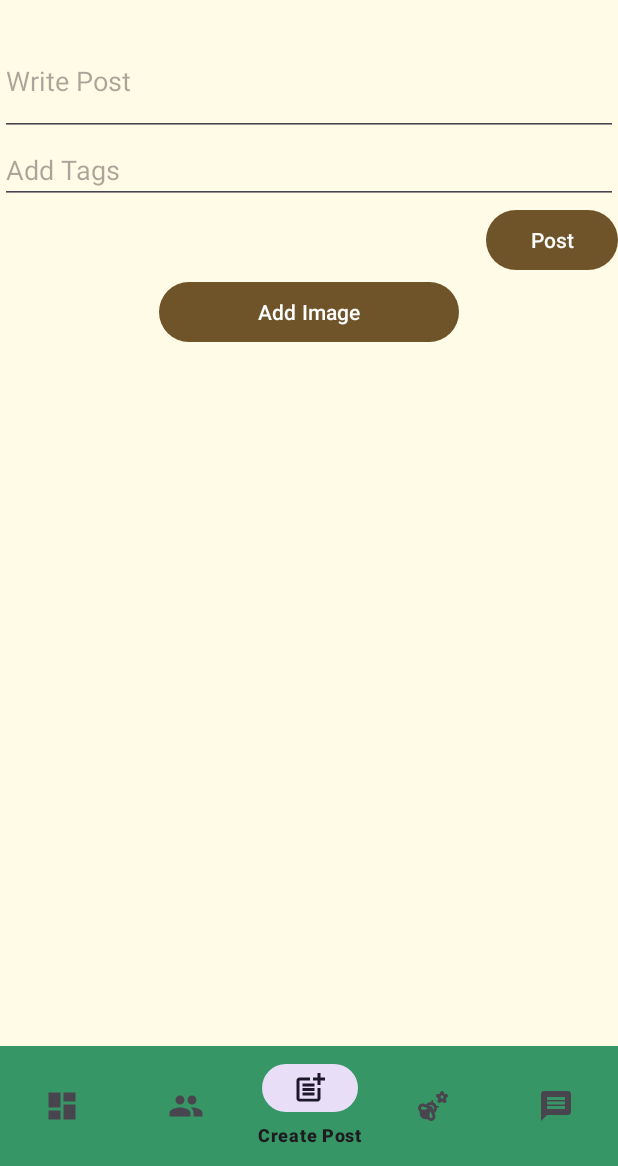
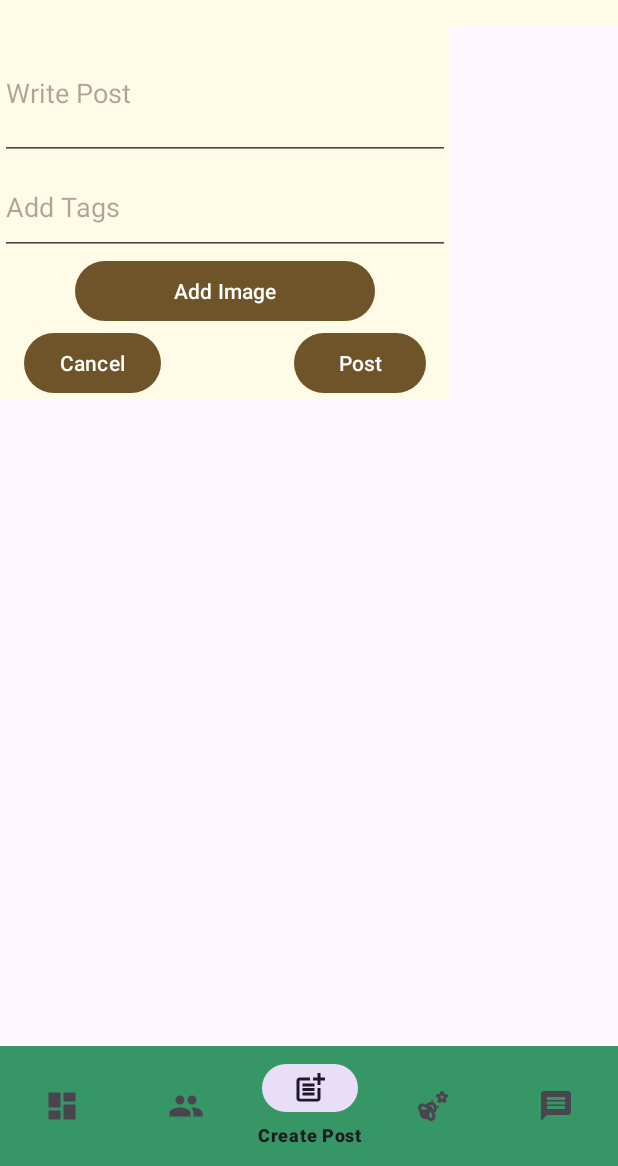
Before and after one commit to CS5520FeinbergFall2023/group-project-group-10, an Android app: the screen it shows after launch (MainActivity), item 3 of the bottom bar chosen, on a phone screen of 412 x 824 dp, the part 70-1236 px from its top. Run offline under Robolectric (Android 15) with nearby library versions, the light colour scheme and no system bars.

Commit message:
create post moved to dialog

```diff
--- a/app/src/main/java/northeastern/cs5520fa23/greenthumbs/MainActivity.java
+++ b/app/src/main/java/northeastern/cs5520fa23/greenthumbs/MainActivity.java
@@ -31,6 +31,7 @@ public class MainActivity extends AppCompatActivity {
 
         navBar = findViewById(R.id.bottom_nav_menu);
         toolbar = findViewById(R.id.toolbar);
+        setSupportActionBar(toolbar);
 
         // When app is opened go to dashboard
         getSupportFragmentManager().beginTransaction().replace(R.id.main_frame, dashboardFragment).commit();
--- a/app/src/main/java/northeastern/cs5520fa23/greenthumbs/SocialFeed/CreatePostFragment.java
+++ b/app/src/main/java/northeastern/cs5520fa23/greenthumbs/SocialFeed/CreatePostFragment.java
@@ -74,7 +74,7 @@ public class CreatePostFragment extends Fragment {
         postText = view.findViewById(R.id.create_post_text);
         postTags = view.findViewById(R.id.create_post_tags);
         addImgButton = view.findViewById(R.id.create_post_add_image_button);
-        postButton = view.findViewById(R.id.create_post_button);
+        //postButton = view.findViewById(R.id.create_post_button);
 
         return view;
     }
--- a/app/src/main/res/layout/fragment_create_post.xml
+++ b/app/src/main/res/layout/fragment_create_post.xml
@@ -3,42 +3,41 @@
     xmlns:app="http://schemas.android.com/apk/res-auto"
     xmlns:tools="http://schemas.android.com/tools"
     android:id="@+id/social_post_layout"
-    android:layout_width="match_parent"
-    android:layout_height="match_parent"
+    android:layout_width="300dp"
+    android:layout_height="wrap_content"
     tools:context=".SocialFeed.SocialFragment"
     >
 
 
     <LinearLayout
+        android:id="@+id/create_post_layout"
         android:layout_width="match_parent"
         android:layout_height="match_parent"
         android:background="#FFFBE6"
         android:orientation="vertical"
-        android:id="@+id/create_post_layout">
+        app:layout_constraintBottom_toBottomOf="parent"
+        app:layout_constraintEnd_toEndOf="parent"
+        app:layout_constraintStart_toStartOf="parent"
+        app:layout_constraintTop_toTopOf="parent">
 
 
         <EditText
             android:id="@+id/create_post_text"
             android:layout_width="match_parent"
-            android:layout_height="73dp"
+            android:layout_height="89dp"
             android:hint="Write Post"
             android:minHeight="30dp" />
 
         <EditText
             android:id="@+id/create_post_tags"
             android:layout_width="match_parent"
-            android:layout_height="wrap_content"
+            android:layout_height="63dp"
             android:hint="Add Tags"
-            android:minHeight="30dp"
-            />
+            android:minHeight="30dp" />
 
-        <Button
-            android:id="@+id/create_post_button"
-            android:layout_width="wrap_content"
-            android:layout_height="wrap_content"
-            android:layout_gravity="end"
-            android:text="Post"
-            app:backgroundTint="#6F5329" />
+
+
+
 
         <Button
             android:id="@+id/create_post_add_image_button"
@@ -48,6 +47,37 @@
             android:text="Add Image"
             app:backgroundTint="#6F5329" />
 
+        <androidx.constraintlayout.widget.ConstraintLayout
+            android:layout_width="match_parent"
+            android:layout_height="match_parent">
+
+            <Button
+                android:id="@+id/create_post_button"
+                android:layout_width="wrap_content"
+                android:layout_height="wrap_content"
+
+                android:layout_marginEnd="16dp"
+                android:text="Post"
+                app:backgroundTint="#6F5329"
+                app:layout_constraintBottom_toBottomOf="parent"
+                app:layout_constraintEnd_toEndOf="parent"
+                app:layout_constraintTop_toTopOf="parent"
+                app:layout_constraintVertical_bias="0.0" />
+
+            <Button
+                android:id="@+id/cancel_create_post_button"
+                android:layout_width="wrap_content"
+                android:layout_height="wrap_content"
+                android:layout_gravity="end"
+                android:layout_marginStart="16dp"
+                android:text="Cancel"
+                app:backgroundTint="#6F5329"
+                app:layout_constraintBottom_toBottomOf="parent"
+                app:layout_constraintStart_toStartOf="parent"
+                app:layout_constraintTop_toTopOf="parent"
+                app:layout_constraintVertical_bias="0.0" />
+        </androidx.constraintlayout.widget.ConstraintLayout>
+
 
     </LinearLayout>
 </androidx.constraintlayout.widget.ConstraintLayout>
```
Also changed, not shown: app/src/main/java/northeastern/cs5520fa23/greenthumbs/SocialFeed/CreatePostDialog.java (added, +59 -0 lines), app/src/main/java/northeastern/cs5520fa23/greenthumbs/SocialFeed/SocialFragment.java (+12 -0 lines).
